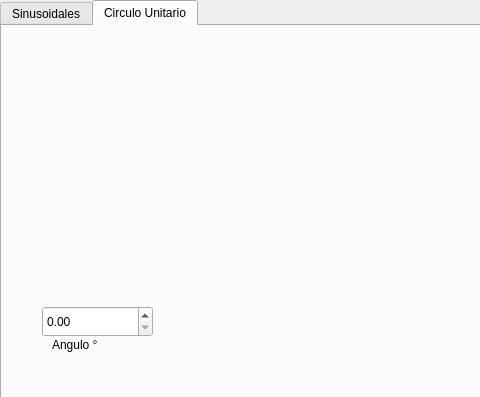
First picture: the form in QT/TrigonometryViewerQT/mainwindow.ui, repository Niconiio/LosPitagoras, before the edit; both pictures show x 0 to 480 and y 0 to 397 of the 888 by 641 pixel window.
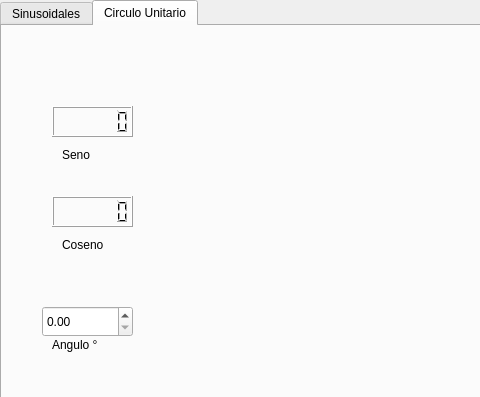
Second picture: the form after the edit. The open tabs and pages were chosen to show the change. Custom widgets are drawn as their Qt base class.

Commit message: Se añade lcd para mostrar el valor de seno y coseno a medida que cambia el angulo y el grafico

Diff of the .ui file:
```diff
--- a/QT/TrigonometryViewerQT/mainwindow.ui
+++ b/QT/TrigonometryViewerQT/mainwindow.ui
@@ -288,7 +288,7 @@
        <rect>
         <x>40</x>
         <y>280</y>
-        <width>111</width>
+        <width>91</width>
         <height>31</height>
        </rect>
       </property>
@@ -312,6 +312,67 @@
        </rect>
       </property>
      </widget>
+     <widget class="QLCDNumber" name="lcdSeno">
+      <property name="geometry">
+       <rect>
+        <x>50</x>
+        <y>80</y>
+        <width>81</width>
+        <height>31</height>
+       </rect>
+      </property>
+      <property name="smallDecimalPoint">
+       <bool>false</bool>
+      </property>
+      <property name="digitCount">
+       <number>6</number>
+      </property>
+      <property name="value" stdset="0">
+       <double>0.000000000000000</double>
+      </property>
+      <property name="intValue" stdset="0">
+       <number>0</number>
+      </property>
+     </widget>
+     <widget class="QLCDNumber" name="lcdCoseno">
+      <property name="geometry">
+       <rect>
+        <x>50</x>
+        <y>170</y>
+        <width>81</width>
+        <height>31</height>
+       </rect>
+      </property>
+      <property name="digitCount">
+       <number>6</number>
+      </property>
+     </widget>
+     <widget class="QLabel" name="labelSeno">
+      <property name="geometry">
+       <rect>
+        <x>60</x>
+        <y>120</y>
+        <width>54</width>
+        <height>17</height>
+       </rect>
+      </property>
+      <property name="text">
+       <string>Seno</string>
+      </property>
+     </widget>
+     <widget class="QLabel" name="labelCoseno">
+      <property name="geometry">
+       <rect>
+        <x>60</x>
+        <y>210</y>
+        <width>54</width>
+        <height>17</height>
+       </rect>
+      </property>
+      <property name="text">
+       <string>Coseno</string>
+      </property>
+     </widget>
     </widget>
    </widget>
   </widget>
```
Left out of the diff: 2 changed lines with no effect on the pictures. The commit also changes 3 other files.
